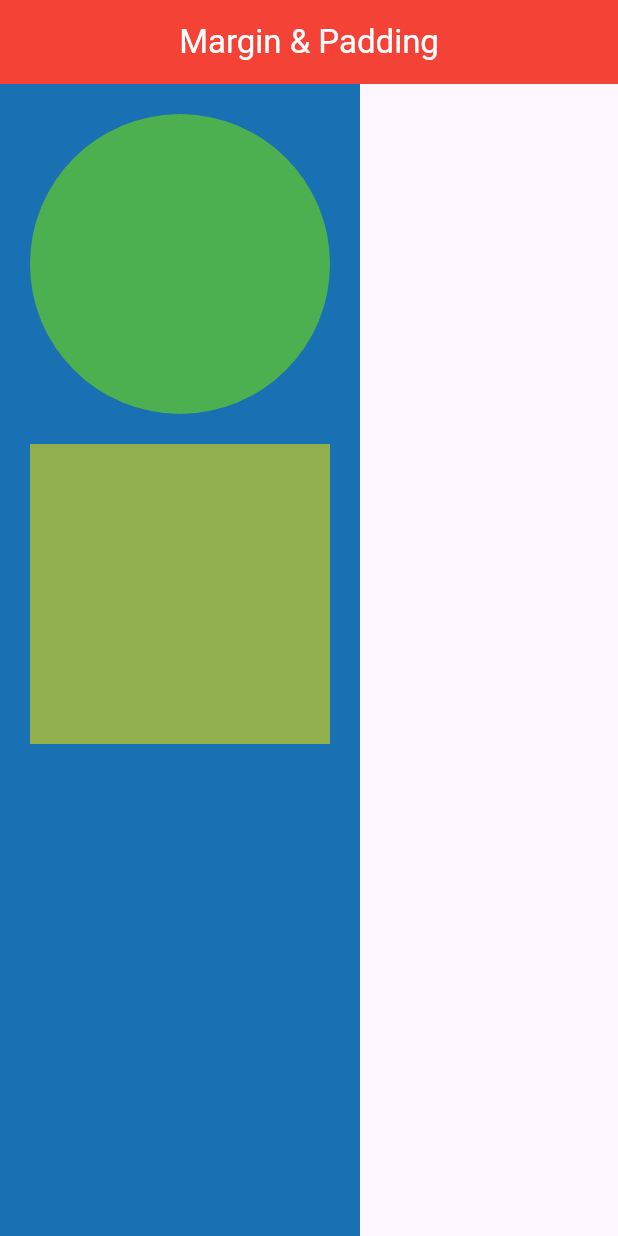
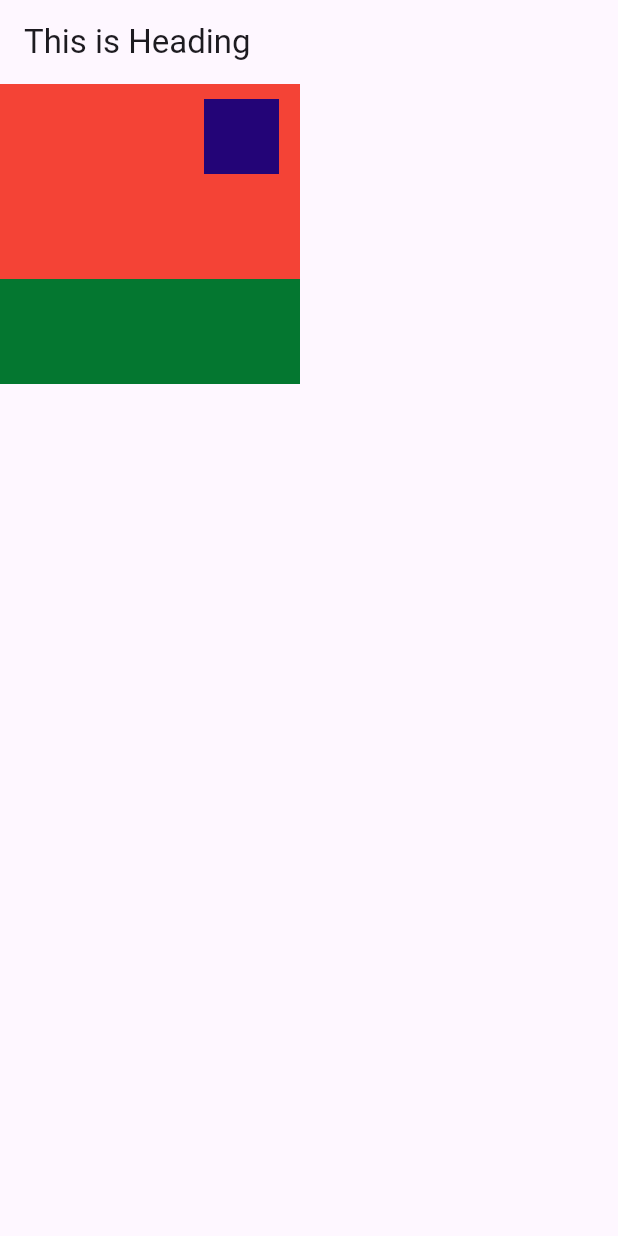
Before and after one commit to ArunPandeyLaudari/FlutterBy-Arun, a Flutter app: the screen it shows after launch, on a phone screen of 412 x 824 dp. Run offline on Flutter 3.47's test engine with Material 3 defaults, Android fonts, the phone set to English and light mode, and no system bars.

Commit message:
CircleAvatar,ListTile,Positioned,Stack Completed

```diff
--- a/lib/main.dart
+++ b/lib/main.dart
@@ -1,7 +1,11 @@
 import 'package:flutter/material.dart';
+import 'package:flutter_course/cardwidgetpage.dart';
+import 'package:flutter_course/stackwidgetpage.dart';
+// import 'package:flutter_course/ListTilePage.dart';
+// import 'package:flutter_course/circleavatarpage.dart';
 // import 'package:flutter_course/decorationpage.dart';
-import 'package:flutter_course/expandwidpage.dart';
-import 'package:flutter_course/marginpaddingpage.dart';
+// import 'package:flutter_course/expandwidpage.dart';
+// import 'package:flutter_course/marginpaddingpage.dart';
 // import 'package:flutter_course/listviewpage.dart';
 // import 'package:flutter_course/Inkwell.dart';
 // import 'package:flutter_course/scrollviews.dart';
@@ -25,7 +29,7 @@ class MyApp extends StatelessWidget {
   @override
   Widget build(BuildContext context) {
     return MaterialApp(debugShowCheckedModeBanner: false,
-     home:Marginpaddingpage(),
+     home:Stackwidgetpage(),
     );
 
 
--- /dev/null
+++ b/lib/stackwidgetpage.dart
@@ -0,0 +1,47 @@
+import 'package:flutter/material.dart';
+
+class Stackwidgetpage extends StatelessWidget {
+  const Stackwidgetpage({super.key});
+
+  @override
+  Widget build(BuildContext context) {
+    return Scaffold(
+
+      appBar: AppBar(
+        title: Text('This is Heading'),
+      ),
+      body: Stack(
+        children: [
+          Container(
+            height: 200,
+            width: 200,
+            color:Colors.red,
+          ),
+          Positioned(
+            bottom: 0,
+            child: Container(
+              height: 70,
+              width: 200,
+              color:const Color.fromARGB(255, 4, 119, 48),
+            ),
+          ),
+          Positioned(
+            right: 4,
+
+            child: Padding(
+              padding: const EdgeInsets.all(10.0),
+              child: Container(
+                height: 50,
+                width: 50,
+                color:const Color.fromARGB(255, 35, 4, 119),
+                decoration: BoxDecoration(
+borderRadius: BorderRadius.all(Radius.circular(10)),
+                ),
+              ),
+            ),
+          ),
+        ]
+      ),
+    );
+  }
+}
```
Also changed, not shown: lib/ListTilePage.dart (added, +51 -0 lines), lib/cardwidgetpage.dart (added, +27 -0 lines), lib/circleavatarpage.dart (added, +31 -0 lines).
